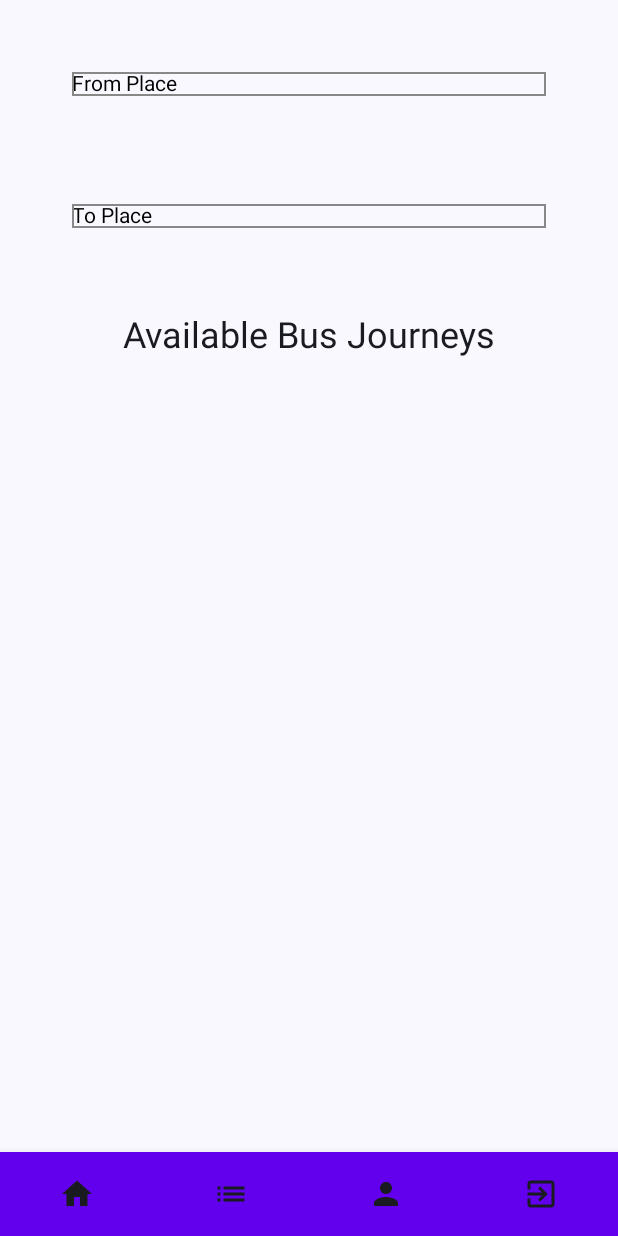
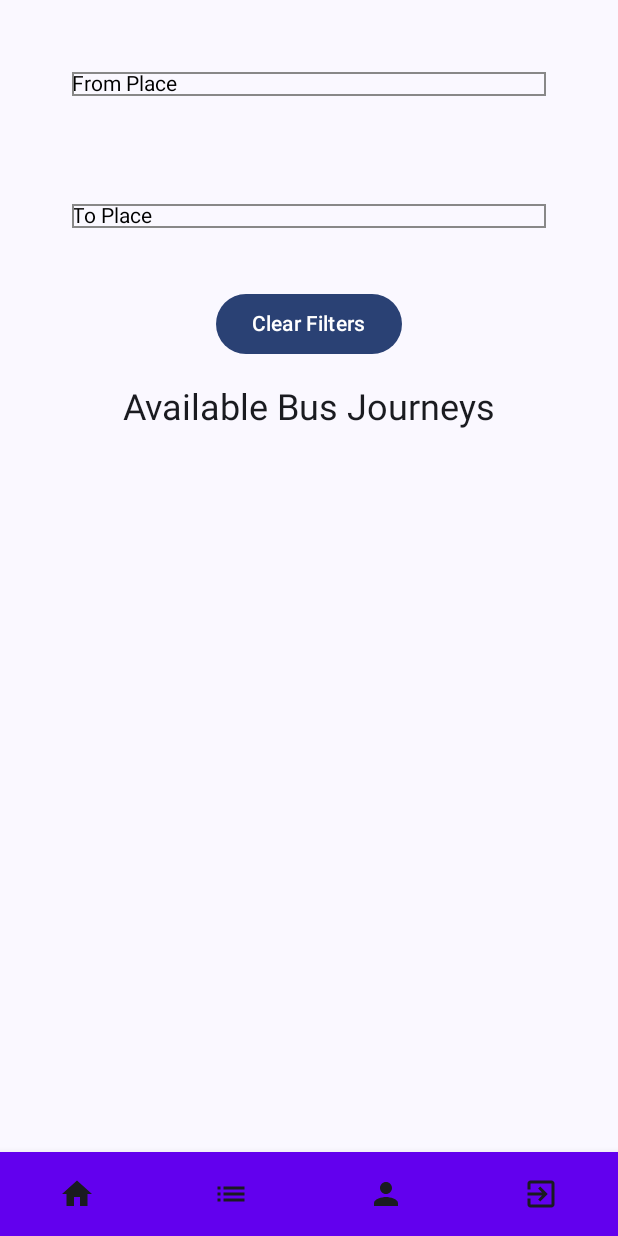
Before and after one commit to akdenizcse/cse-234-term-project-cse234_vehicleticket, an Android app built with Jetpack Compose: the HomeScreen screen opened through its navigation route, on a phone screen of 412 x 824 dp. Run offline under Robolectric (Android 15) with nearby library versions, the phone set to English and light mode, and no system bars; our stand-ins replace Firebase (no records; nobody signed in at launch, a user with empty details on screens opened directly).

Commit message:
add button for clearing filters

```diff
--- a/app/src/main/java/com/example/vehicletickettermproject/screens/home/HomeScreen.kt
+++ b/app/src/main/java/com/example/vehicletickettermproject/screens/home/HomeScreen.kt
@@ -8,6 +8,7 @@ import androidx.compose.foundation.layout.height
 import androidx.compose.foundation.layout.padding
 import androidx.compose.foundation.lazy.LazyColumn
 import androidx.compose.foundation.lazy.items
+import androidx.compose.material3.Button
 import androidx.compose.material3.CircularProgressIndicator
 import androidx.compose.material3.MaterialTheme
 import androidx.compose.material3.Text
@@ -64,6 +65,10 @@ fun HomeScreen(navController: NavController, homeViewModel: HomeViewModel = view
 
         Spacer(modifier = Modifier.height(8.dp))
 
+        Button(onClick = { homeViewModel.clearFilters() }) {
+            Text("Clear Filters")
+        }
+
         Spacer(modifier = Modifier.height(16.dp))
         Text(text = "Available Bus Journeys", style = MaterialTheme.typography.headlineSmall)
         LazyColumn(
--- a/app/src/main/java/com/example/vehicletickettermproject/screens/home/HomeViewModel.kt
+++ b/app/src/main/java/com/example/vehicletickettermproject/screens/home/HomeViewModel.kt
@@ -185,4 +185,10 @@ class HomeViewModel : ViewModel(){
         _upcomingBusJourneys.value = filteredJourneys //TODO: add sorting by time
     }
 
+    fun clearFilters() {
+        _fromPlace.value = null
+        _toPlace.value = null
+        updateFilteredJourneys()
+    }
+
 }
```
